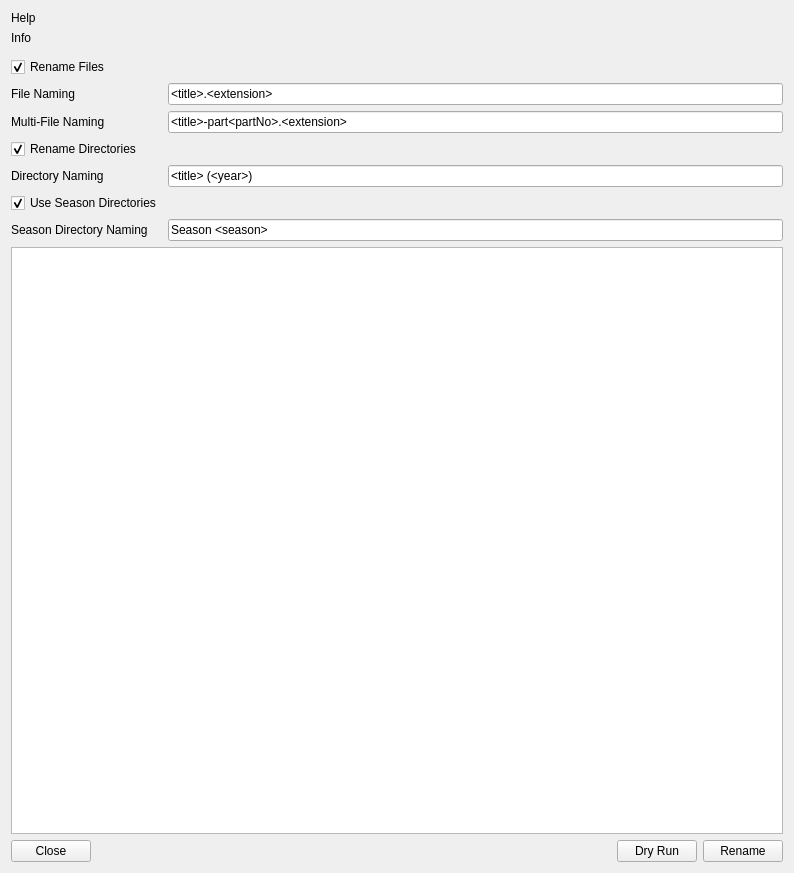
Above: renamer/Renamer.ui from Komet/MediaElch before the change. Below: the same form after it.
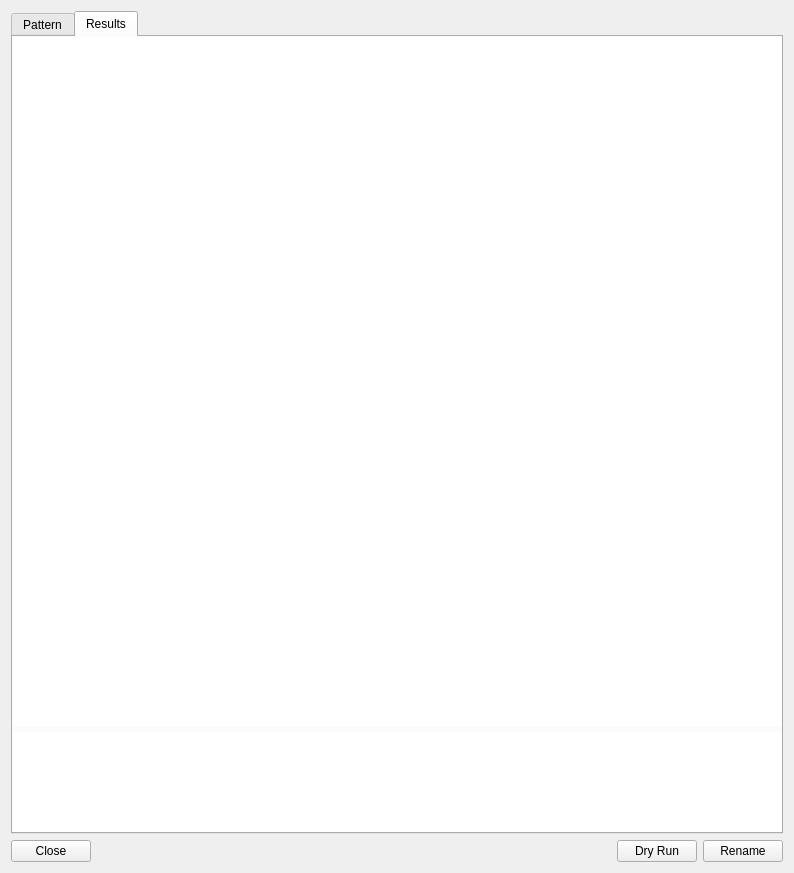
That is the form after the change. Icons and pictures are not drawn. Custom widgets are drawn as their Qt base class.

What changed in the file:
```diff
--- a/renamer/Renamer.ui
+++ b/renamer/Renamer.ui
@@ -23,7 +23,17 @@
   <property name="modal">
    <bool>true</bool>
   </property>
-  <layout class="QVBoxLayout" name="verticalLayout" stretch="0,0,0,0,1,0">
+  <layout class="QVBoxLayout" name="verticalLayout" stretch="0,0">
+   <item>
+    <widget class="QTabWidget" name="tabWidget">
+     <property name="currentIndex">
+      <number>1</number>
+     </property>
+     <widget class="QWidget" name="tab">
+      <attribute name="title">
+       <string>Pattern</string>
+      </attribute>
+      <layout class="QVBoxLayout" name="verticalLayout_2">
    <item>
     <widget class="QLabel" name="helpLabel">
      <property name="text">
@@ -150,7 +160,94 @@
     </layout>
    </item>
    <item>
+        <spacer name="verticalSpacer">
+         <property name="orientation">
+          <enum>Qt::Vertical</enum>
+         </property>
+         <property name="sizeHint" stdset="0">
+          <size>
+           <width>20</width>
+           <height>40</height>
+          </size>
+         </property>
+        </spacer>
+       </item>
+      </layout>
+     </widget>
+     <widget class="QWidget" name="tab_2">
+      <attribute name="title">
+       <string>Results</string>
+      </attribute>
+      <layout class="QVBoxLayout" name="verticalLayout_3">
+       <property name="leftMargin">
+        <number>0</number>
+       </property>
+       <property name="topMargin">
+        <number>0</number>
+       </property>
+       <property name="rightMargin">
+        <number>0</number>
+       </property>
+       <property name="bottomMargin">
+        <number>0</number>
+       </property>
+       <item>
+        <widget class="QTableWidget" name="resultsTable">
+         <property name="frameShape">
+          <enum>QFrame::NoFrame</enum>
+         </property>
+         <property name="frameShadow">
+          <enum>QFrame::Plain</enum>
+         </property>
+         <property name="editTriggers">
+          <set>QAbstractItemView::NoEditTriggers</set>
+         </property>
+         <attribute name="horizontalHeaderVisible">
+          <bool>false</bool>
+         </attribute>
+         <attribute name="horizontalHeaderDefaultSectionSize">
+          <number>100</number>
+         </attribute>
+         <attribute name="verticalHeaderVisible">
+          <bool>false</bool>
+         </attribute>
+         <attribute name="verticalHeaderDefaultSectionSize">
+          <number>22</number>
+         </attribute>
+         <attribute name="verticalHeaderMinimumSectionSize">
+          <number>22</number>
+         </attribute>
+         <column>
+          <property name="text">
+           <string notr="true">Neue Spalte</string>
+          </property>
+         </column>
+         <column>
+          <property name="text">
+           <string notr="true">Neue Spalte</string>
+          </property>
+         </column>
+         <column>
+          <property name="text">
+           <string notr="true">Neue Spalte</string>
+          </property>
+         </column>
+        </widget>
+       </item>
+       <item>
     <widget class="QTextEdit" name="results">
+         <property name="maximumSize">
+          <size>
+           <width>16777215</width>
+           <height>100</height>
+          </size>
+         </property>
+         <property name="frameShape">
+          <enum>QFrame::NoFrame</enum>
+         </property>
+         <property name="frameShadow">
+          <enum>QFrame::Plain</enum>
+         </property>
      <property name="readOnly">
       <bool>true</bool>
      </property>
@@ -158,11 +255,15 @@
       <string>&lt;!DOCTYPE HTML PUBLIC &quot;-//W3C//DTD HTML 4.0//EN&quot; &quot;http://www.w3.org/TR/REC-html40/strict.dtd&quot;&gt;
 &lt;html&gt;&lt;head&gt;&lt;meta name=&quot;qrichtext&quot; content=&quot;1&quot; /&gt;&lt;style type=&quot;text/css&quot;&gt;
 p, li { white-space: pre-wrap; }
-&lt;/style&gt;&lt;/head&gt;&lt;body style=&quot; font-family:'.Helvetica Neue DeskInterface'; font-size:13pt; font-weight:400; font-style:normal;&quot;&gt;
+&lt;/style&gt;&lt;/head&gt;&lt;body style=&quot; font-family:'.SF NS Text'; font-size:13pt; font-weight:400; font-style:normal;&quot;&gt;
 &lt;p style=&quot;-qt-paragraph-type:empty; margin-top:0px; margin-bottom:0px; margin-left:0px; margin-right:0px; -qt-block-indent:0; text-indent:0px; font-family:'Lucida Grande';&quot;&gt;&lt;br /&gt;&lt;/p&gt;&lt;/body&gt;&lt;/html&gt;</string>
      </property>
     </widget>
    </item>
+      </layout>
+     </widget>
+    </widget>
+   </item>
    <item>
     <layout class="QHBoxLayout" name="horizontalLayout">
      <item>
```
Left out of the diff: 1 changed line with no effect on the pictures. Lines whose indentation alone changed are shown as unchanged.
